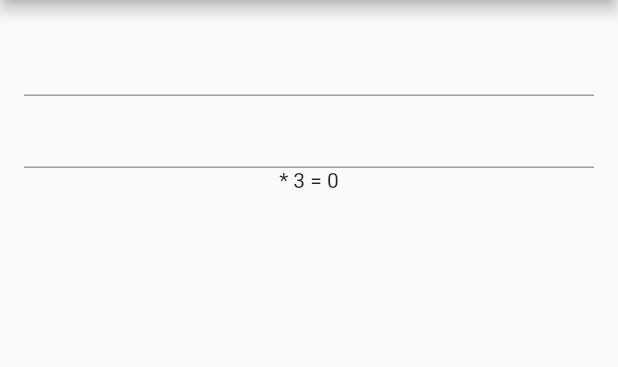
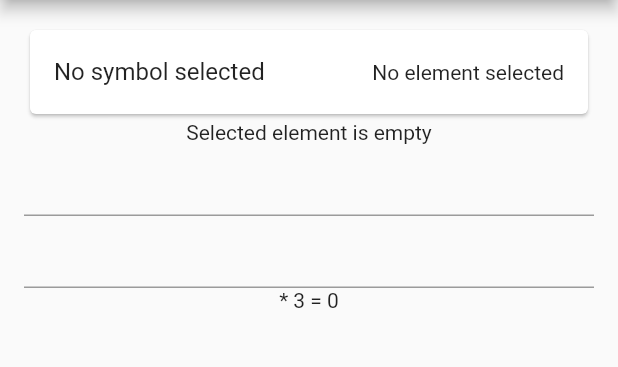
Before and after one commit to IncPlusPlus/chemistry-catalyst, a Flutter app: the TextScreen screen opened by its route, on a phone screen of 412 x 824 dp, the part 84-451 px from its top. Run offline on Flutter 3.47's test engine with Material 2 defaults, Android fonts, the phone set to English and light mode, and no system bars; missing offline and left inert: autocomplete_textfield_ns, periodic_table; statements that could not run were skipped.

Commit message:
Add ElementSuggestion to the testing grounds

```diff
--- a/lib/screens/text_input_screen.dart
+++ b/lib/screens/text_input_screen.dart
@@ -1,5 +1,7 @@
+import 'package:chem_catalyst/widget/ElementSuggestion.dart';
 import 'package:chem_catalyst/widgets.dart';
 import 'package:flutter/material.dart';
+import 'package:periodic_table/periodic_table.dart';
 
 class TextScreen extends StatefulWidget {
   static const String routeName = '/3';
@@ -9,11 +11,18 @@ class TextScreen extends StatefulWidget {
 }
 
 class _TextScreenState extends State<TextScreen> {
+  ChemicalElement? element;
   // Create a text controller. Later, use it to retrieve the
   // current value of the TextField.
   final myController = TextEditingController();
   int yValue = 0;
   int xValue = 3;
+
+  void updateElement(ChemicalElement? newElement) {
+    setState(() {
+      this.element = newElement;
+    });
+  }
 
   @override
   void initState() {
@@ -41,6 +50,8 @@ class _TextScreenState extends State<TextScreen> {
         padding: const EdgeInsets.all(16.0),
         child: Column(
           children: [
+            ElementWidget(updateParentFunction: updateElement),
+            Text("Selected element is ${element?.name ?? "empty"}"),
             TextField(
               onChanged: (text) {
                 print('First text field: $text');
```
